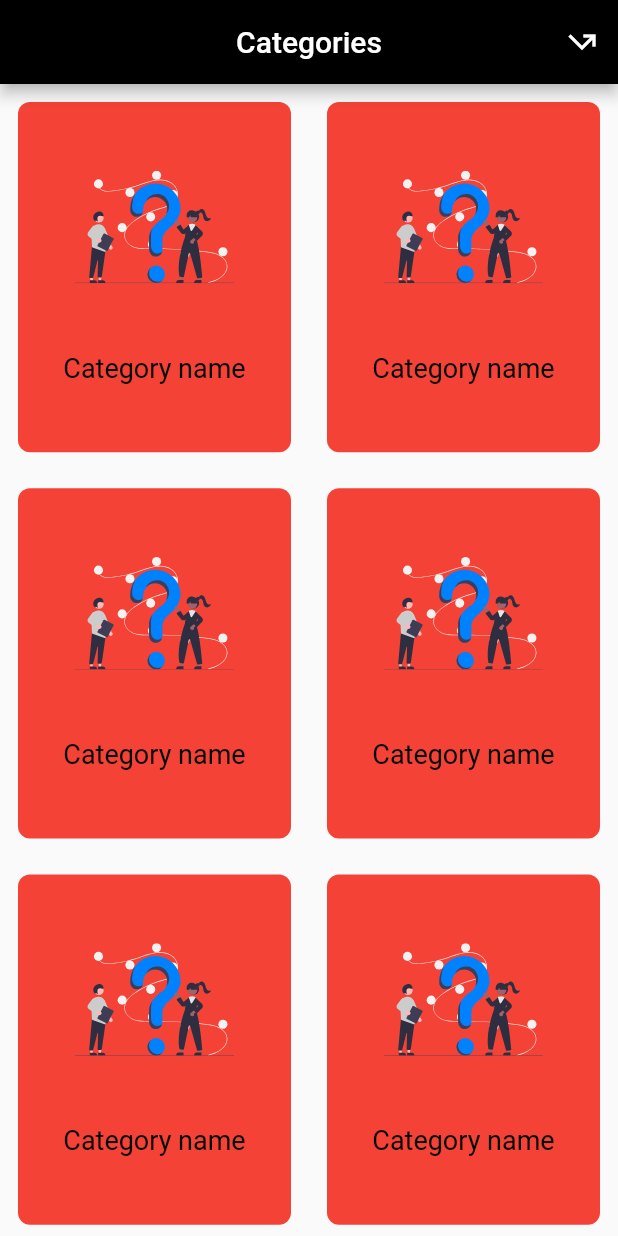
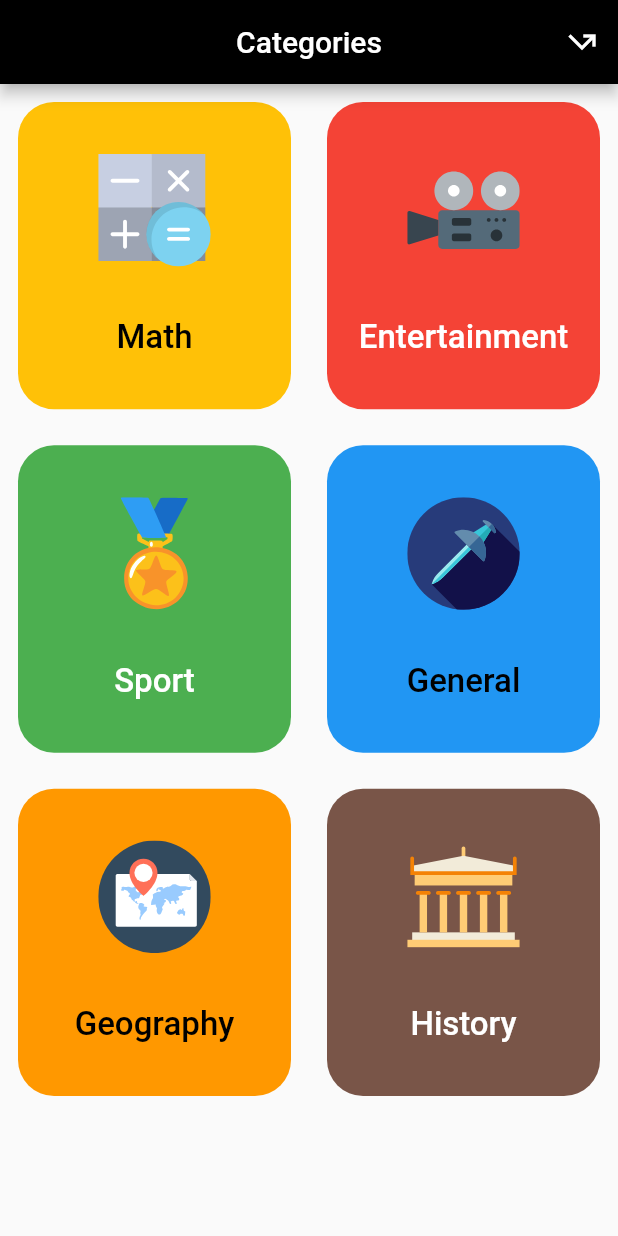
Before and after one commit to yasinkrcn/flutter_firebase_quiz_app, a Flutter app: the screen it shows after launch, on a phone screen of 412 x 824 dp. Run offline on Flutter 3.47's test engine with Material 2 defaults, Android fonts, the phone set to English and light mode, and no system bars; our stand-ins replace cloud_firestore, dartz, equatable, firebase_auth, firebase_core, firebase_storage and 5 more; accounts and stored records are empty.

Commit message:
home page ui fix

```diff
--- a/lib/features/home/view/pages/home_page.dart
+++ b/lib/features/home/view/pages/home_page.dart
@@ -1,10 +1,12 @@
 import 'package:flutter/material.dart';
 import 'package:flutter_firebase_quiz_app/core/constants/app_colors.dart';
 import 'package:flutter_firebase_quiz_app/core/constants/assets_paths.dart';
+import 'package:flutter_firebase_quiz_app/core/constants/category_list.dart';
 import 'package:flutter_firebase_quiz_app/core/init/injection_container.dart';
 import 'package:flutter_firebase_quiz_app/core/utils/route/route_manager.dart';
 import 'package:flutter_firebase_quiz_app/core/utils/route/router.dart';
 import 'package:flutter_firebase_quiz_app/features/auth/view_model/register_provider.dart';
+import 'package:flutter_firebase_quiz_app/features/quiz/view_model/question_controller.dart';
 import 'package:flutter_svg/flutter_svg.dart';
 
 class HomePage extends StatelessWidget {
@@ -18,40 +20,45 @@ class HomePage extends StatelessWidget {
         centerTitle: true,
         backgroundColor: AppColors.blackColor,
         actions: [
-
-          IconButton(onPressed: ()=> sl<RegisterProvider>().logout(), icon: const Icon(Icons.call_missed_outgoing_outlined))
+          IconButton(
+            onPressed: () => sl<RegisterProvider>().logout(),
+            icon: const Icon(Icons.call_missed_outgoing_outlined),
+          )
         ],
       ),
       body: GridView.builder(
         gridDelegate: const SliverGridDelegateWithFixedCrossAxisCount(
-          crossAxisCount: 2,
-          childAspectRatio: 0.8
-        ),
+            crossAxisCount: 2, childAspectRatio: 0.9),
         itemBuilder: ((context, index) => Padding(
               padding: const EdgeInsets.all(12),
               child: GestureDetector(
-                onTap: () => Go.to.page(PageRoutes.quizPage),
+                onTap: (() {
+                  sl<QuestionController>().categorySelect(index);
+                }),
                 child: Container(
-
                   decoration: BoxDecoration(
-                      color: Colors.red, borderRadius: BorderRadius.circular(8)),
+                      color: categoryList[index].categoryColor,
+                      borderRadius: BorderRadius.circular(24)),
                   child: Column(
                     mainAxisAlignment: MainAxisAlignment.spaceEvenly,
                     children: [
                       SvgPicture.asset(
-                        AssetsPath().loginSVG,
+                        categoryList[index].image,
                         height: 75,
                       ),
-                      const Text(
-                        'Category name',
-                        style: TextStyle(color: Colors.black, fontSize: 18),
+                      Text(
+                        categoryList[index].categoryName,
+                        style: TextStyle(
+                            color: categoryList[index].textColor,
+                            fontSize: 22,
+                            fontWeight: FontWeight.w500),
                       ),
                     ],
                   ),
                 ),
               ),
             )),
-        itemCount: 8,
+        itemCount: categoryList.length,
       ),
     );
   }
```
